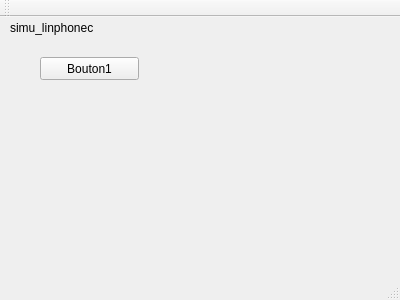
Above: module_linphonec/simu_linphonec/simulinphonec.ui from BTS2-Projet-1/Module_Linphonec before the change. Below: the same form after it.
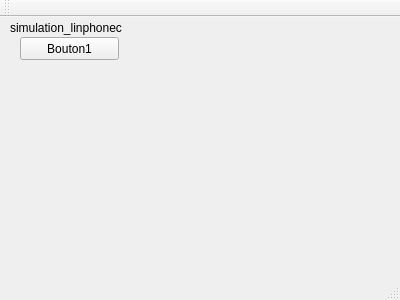
That is the form after the change.

```diff
--- a/module_linphonec/simu_linphonec/simulinphonec.ui
+++ b/module_linphonec/simu_linphonec/simulinphonec.ui
@@ -17,8 +17,8 @@
    <widget class="QPushButton" name="pushButton">
     <property name="geometry">
      <rect>
-      <x>40</x>
-      <y>40</y>
+      <x>20</x>
+      <y>20</y>
       <width>99</width>
       <height>23</height>
      </rect>
@@ -32,12 +32,12 @@
      <rect>
       <x>10</x>
       <y>0</y>
-      <width>91</width>
+      <width>151</width>
       <height>21</height>
      </rect>
     </property>
     <property name="text">
-     <string>simu_linphonec</string>
+     <string>simulation_linphonec</string>
     </property>
    </widget>
   </widget>
```
